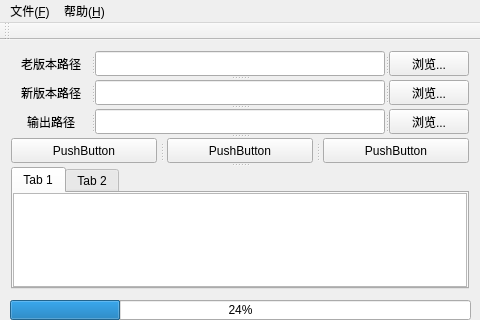
First picture: the form in tools/PatchMakerQT5/PatchMaker/PatchMakerWindow.ui, repository ymsquall/ymproject, before the edit.
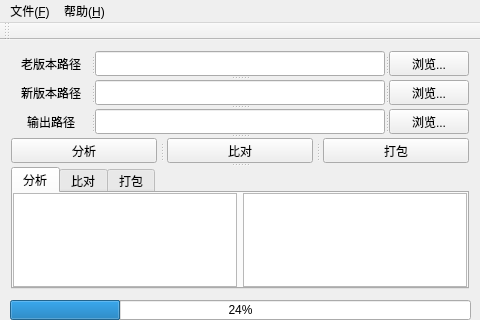
Second picture: the form after the edit. The open tabs and pages were chosen to show the change.

Diff of the .ui file:
```diff
--- a/tools/PatchMakerQT5/PatchMaker/PatchMakerWindow.ui
+++ b/tools/PatchMakerQT5/PatchMaker/PatchMakerWindow.ui
@@ -242,7 +242,7 @@
          </size>
         </property>
         <property name="text">
-         <string>PushButton</string>
+         <string>分析</string>
         </property>
        </widget>
        <widget class="QPushButton" name="pushButton_5">
@@ -259,7 +259,7 @@
          </size>
         </property>
         <property name="text">
-         <string>PushButton</string>
+         <string>比对</string>
         </property>
        </widget>
        <widget class="QPushButton" name="pushButton_6">
@@ -276,7 +276,7 @@
          </size>
         </property>
         <property name="text">
-         <string>PushButton</string>
+         <string>打包</string>
         </property>
        </widget>
       </widget>
@@ -286,7 +286,7 @@
        </property>
        <widget class="QWidget" name="tab_1">
         <attribute name="title">
-         <string>Tab 1</string>
+         <string>分析</string>
         </attribute>
         <layout class="QGridLayout" name="gridLayout_2">
          <property name="leftMargin">
@@ -305,13 +305,67 @@
           <number>6</number>
          </property>
          <item row="0" column="0">
-          <widget class="QListView" name="listView_1"/>
+          <widget class="QListView" name="listView_1">
+           <property name="minimumSize">
+            <size>
+             <width>220</width>
+             <height>0</height>
+            </size>
+           </property>
+           <property name="maximumSize">
+            <size>
+             <width>16777215</width>
+             <height>16777215</height>
+            </size>
+           </property>
+          </widget>
+         </item>
+         <item row="0" column="1">
+          <widget class="QListView" name="listView_2">
+           <property name="minimumSize">
+            <size>
+             <width>220</width>
+             <height>0</height>
+            </size>
+           </property>
+           <property name="maximumSize">
+            <size>
+             <width>16777215</width>
+             <height>16777215</height>
+            </size>
+           </property>
+          </widget>
          </item>
         </layout>
        </widget>
        <widget class="QWidget" name="tab_2">
         <attribute name="title">
-         <string>Tab 2</string>
+         <string>比对</string>
+        </attribute>
+        <layout class="QGridLayout" name="gridLayout_4">
+         <property name="leftMargin">
+          <number>0</number>
+         </property>
+         <property name="topMargin">
+          <number>0</number>
+         </property>
+         <property name="rightMargin">
+          <number>0</number>
+         </property>
+         <property name="bottomMargin">
+          <number>0</number>
+         </property>
+         <item row="0" column="0">
+          <widget class="QListView" name="listView_4"/>
+         </item>
+         <item row="0" column="1">
+          <widget class="QListView" name="listView_3"/>
+         </item>
+        </layout>
+       </widget>
+       <widget class="QWidget" name="tab_3">
+        <attribute name="title">
+         <string>打包</string>
         </attribute>
         <layout class="QGridLayout" name="gridLayout_3">
          <property name="leftMargin">
@@ -327,7 +381,7 @@
           <number>0</number>
          </property>
          <item row="0" column="0">
-          <widget class="QListView" name="listView_2"/>
+          <widget class="QListView" name="listView_5"/>
          </item>
         </layout>
        </widget>
```
Left out of the diff: 94 changed lines with no effect on the pictures.
